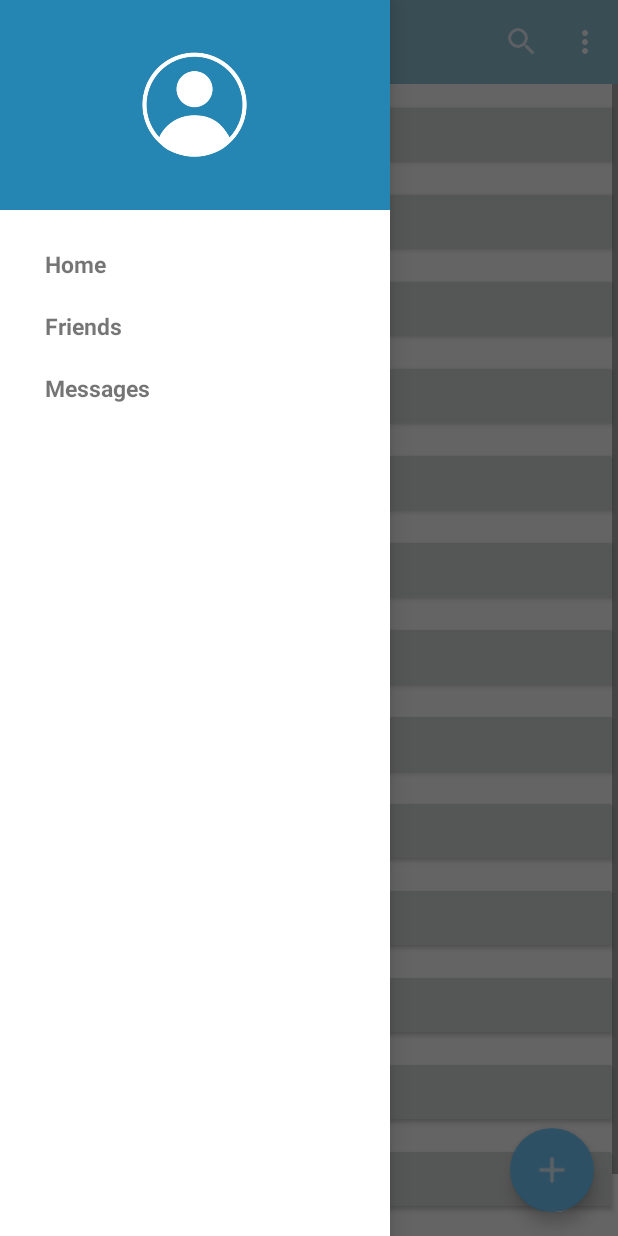
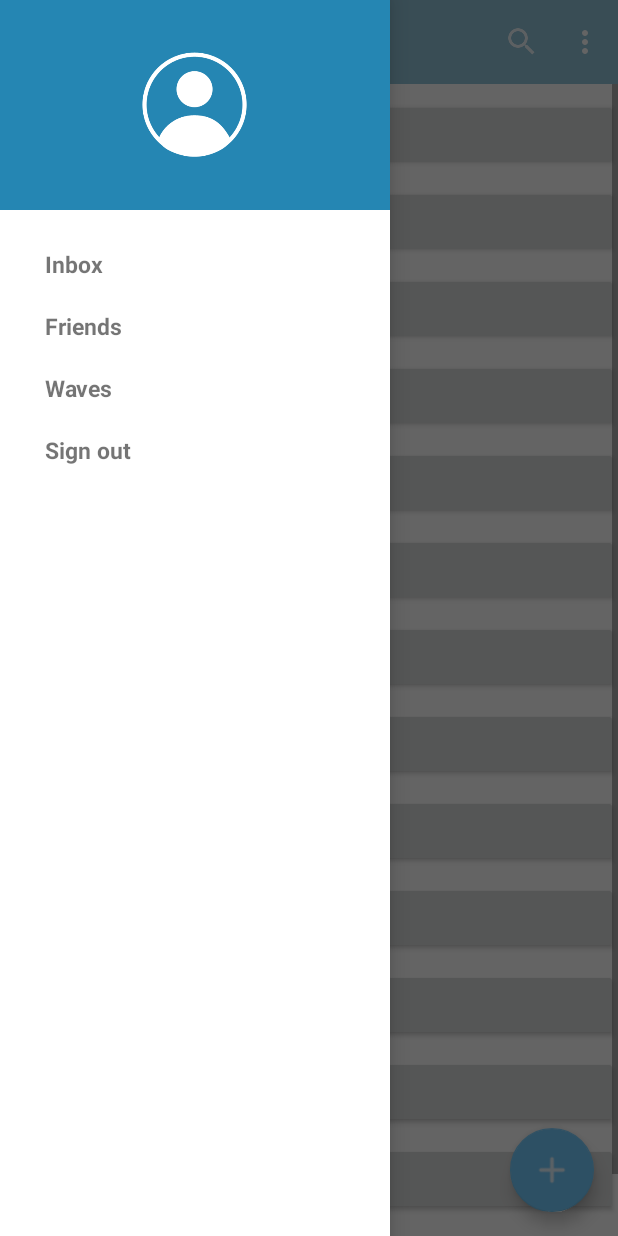
Before and after one commit to TinTin911/android-wave, an Android app: the InboxActivity screen opened directly, with no data from a screen before it, with the side drawer open, on a phone screen of 412 x 824 dp. Run offline under Robolectric (Android 15) with nearby library versions, the phone set to English and light mode, and no system bars.

Commit message:
Updating the slider and inbox activity

```diff
--- a/app/src/main/java/app/android/box/waveprotocol/org/androidwave/activities/InboxActivity.java
+++ b/app/src/main/java/app/android/box/waveprotocol/org/androidwave/activities/InboxActivity.java
@@ -125,6 +125,8 @@ public class InboxActivity extends AppCompatActivity implements FragmentDrawer.F
 //                fragment = new MessagesFragment();
 //                title = getString(R.string.title_messages);
 //                break;
+            case 3:
+//                Sign out
             default:
                 break;
         }
--- a/app/src/main/res/values/strings.xml
+++ b/app/src/main/res/values/strings.xml
@@ -18,20 +18,23 @@
     <string name="drawer_open">Open</string>
     <string name="drawer_close">Close</string>
 
-    <string name="nav_item_home">Home</string>
+    <string name="nav_item_home">Inbox</string>
     <string name="nav_item_friends">Friends</string>
-    <string name="nav_item_notifications">Messages</string>
+    <string name="nav_item_notifications">Waves</string>
+    <string name="nav_item_signout">Sign out</string>
 
     <!-- navigation drawer item labels  -->
     <string-array name="nav_drawer_labels">
         <item>@string/nav_item_home</item>
         <item>@string/nav_item_friends</item>
         <item>@string/nav_item_notifications</item>
+        <item>@string/nav_item_signout</item>
     </string-array>
 
-    <string name="title_messages">Messages</string>
+    <string name="title_messages">Waves</string>
     <string name="title_friends">Friends</string>
-    <string name="title_home">Home</string>
+    <string name="title_home">Inbox</string>
+    <string name="title_signout">Sign out</string>
 
 
 
```
